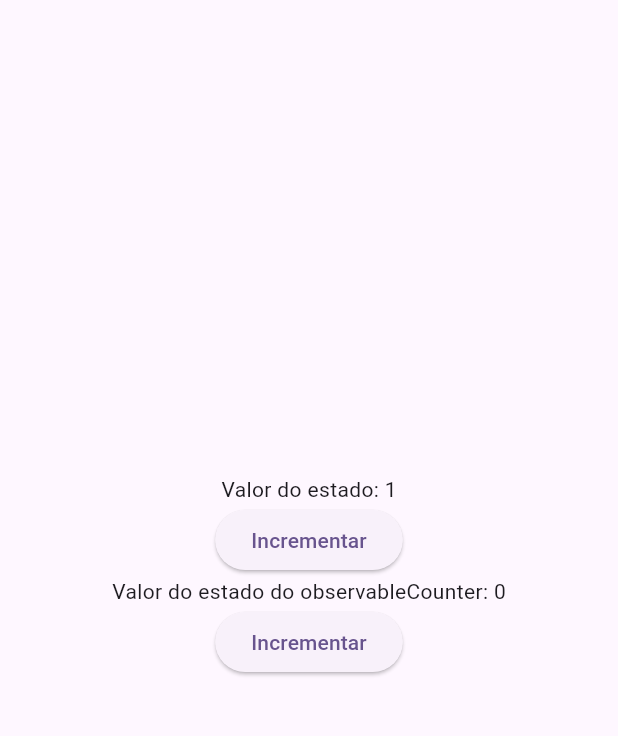
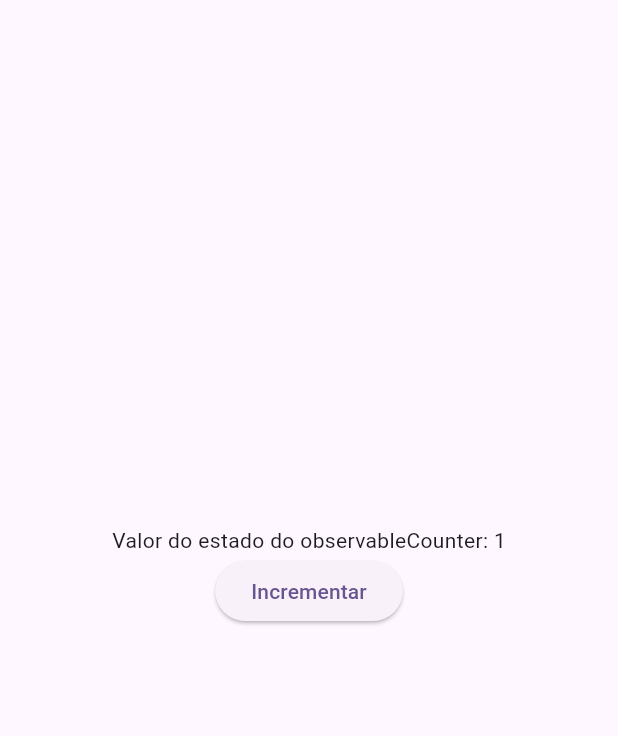
Before and after one commit to do5-5anto5/flutter_deep_state_manage, a Flutter app: the screen it shows after launch, after a tap on "Incrementar", on a phone screen of 412 x 824 dp, the part 84-820 px from its top. Run offline on Flutter 3.47's test engine with Material 3 defaults, Android fonts, the phone set to English and light mode, and no system bars.

```diff
--- a/lib/main.dart
+++ b/lib/main.dart
@@ -57,19 +57,6 @@ class _MyHomePageState extends State<MyHomePage> {
           mainAxisAlignment: MainAxisAlignment.center,
           // Como usar o ObservableBuilder e o escutar um estado inteiro (semelhante ao ListenableBuilder
           children: [
-            ObservableBuider(
-              observable: counterState,
-              builder:
-                  (context, child) =>
-                      Text('Valor do estado: ${counterState.counter}'),
-            ),
-
-            ElevatedButton(
-              onPressed: () {
-                counterState.increment();
-              },
-              child: Text('Incrementar'),
-            ),
             // Como usar o ObservableStateBuilder e escutar um estado inteiro (semelhante ao ValueListenableBuilder)
             // Aqui, o buildWhen é usado para determinar se o widget deve ser reconstruído
             // e o listener é usado para executar uma ação quando o estado muda
```
